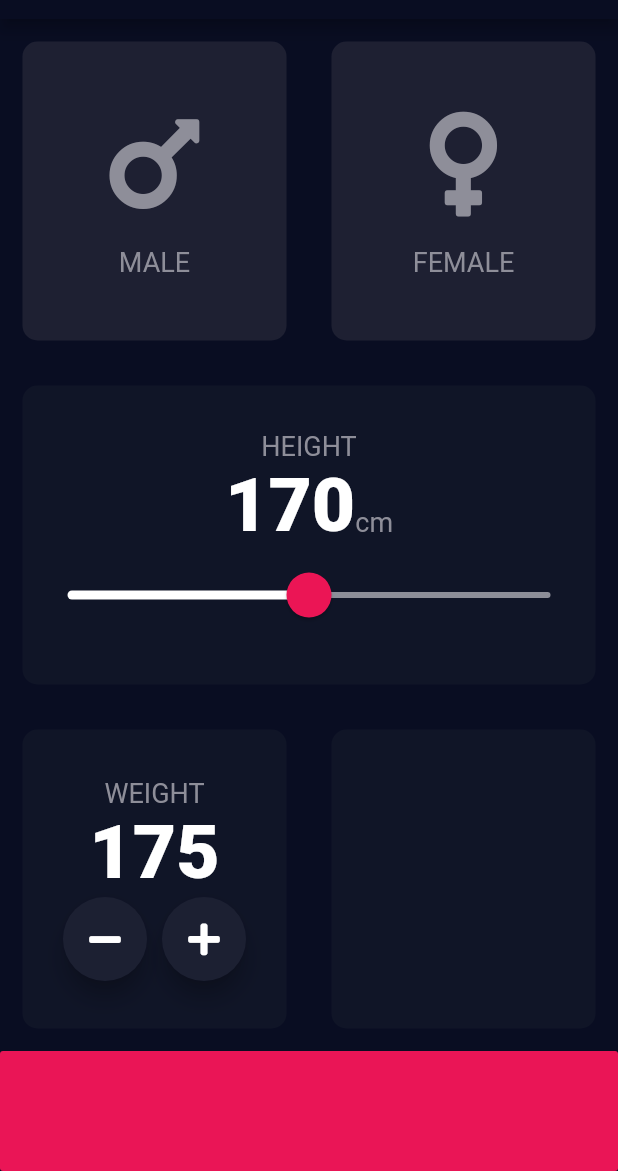
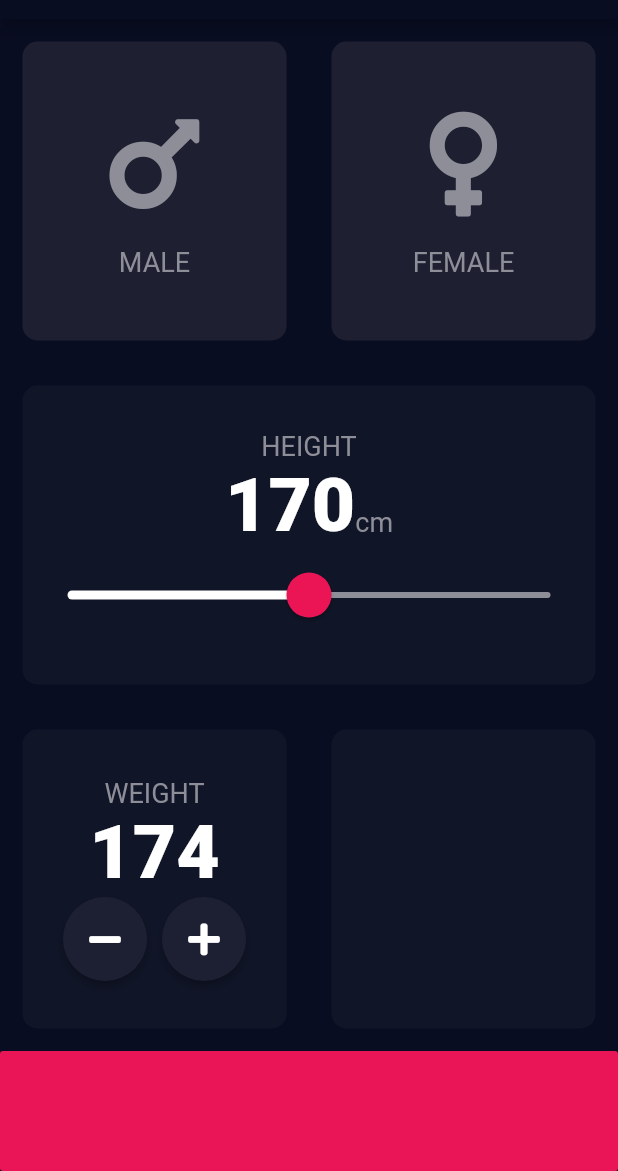
Before and after one commit to T-Davis/flutter_demos, a Flutter app: the screen it shows after launch, after a tap on an icon or button, on a phone screen of 412 x 824 dp, the part 65-1236 px from its top. Run offline on Flutter 3.47's test engine with Material 2 defaults, Android fonts, the phone set to English and light mode, and no system bars; our stand-ins replace audioplayers, font_awesome_flutter, google_fonts, rflutter_alert.

```diff
--- a/bmi-calculator-flutter/lib/constants.dart
+++ b/bmi-calculator-flutter/lib/constants.dart
@@ -36,3 +36,22 @@ class LabelText extends StatelessWidget {
     );
   }
 }
+
+class RoundIconButton extends StatelessWidget {
+  final IconData icon;
+  final Function onPressed;
+
+  RoundIconButton({@required this.icon, @required this.onPressed});
+
+  @override
+  Widget build(BuildContext context) {
+    return RawMaterialButton(
+      shape: CircleBorder(),
+      constraints: BoxConstraints.tightFor(width: 56, height: 56),
+      fillColor: Color(0xFF1C2032),
+      elevation: 2.0,
+      onPressed: onPressed,
+      child: Icon(icon),
+    );
+  }
+}
--- a/bmi-calculator-flutter/lib/input_page.dart
+++ b/bmi-calculator-flutter/lib/input_page.dart
@@ -132,12 +132,22 @@ class _InputPageState extends State<InputPage> {
                           children: <Widget>[
                             RoundIconButton(
                               icon: FontAwesomeIcons.minus,
+                              onPressed: () {
+                                setState(() {
+                                  weight--;
+                                });
+                              },
                             ),
                             SizedBox(
                               width: 10,
                             ),
                             RoundIconButton(
                               icon: FontAwesomeIcons.plus,
+                              onPressed: () {
+                                setState(() {
+                                  weight++;
+                                });
+                              },
                             )
                           ],
                         )
@@ -168,21 +178,3 @@ class _InputPageState extends State<InputPage> {
     );
   }
 }
-
-class RoundIconButton extends StatelessWidget {
-  final IconData icon;
-
-  RoundIconButton({this.icon});
-
-  @override
-  Widget build(BuildContext context) {
-    return RawMaterialButton(
-      shape: CircleBorder(),
-      constraints: BoxConstraints.tightFor(width: 56, height: 56),
-      fillColor: Color(0xFF1C2032),
-      elevation: 6.0,
-      onPressed: () {},
-      child: Icon(icon),
-    );
-  }
-}
```
